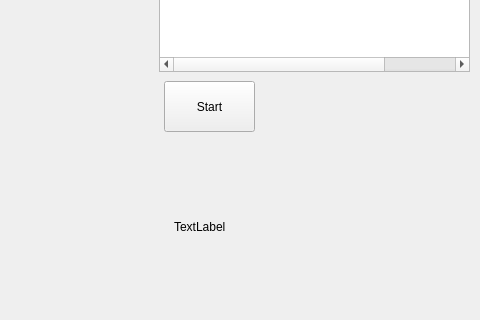
First picture: the form in mainwindow.ui, repository DengMinghua/TSP, before the edit; both pictures show x 546 to 1026 and y 339 to 659 of the 1026 by 659 pixel window.
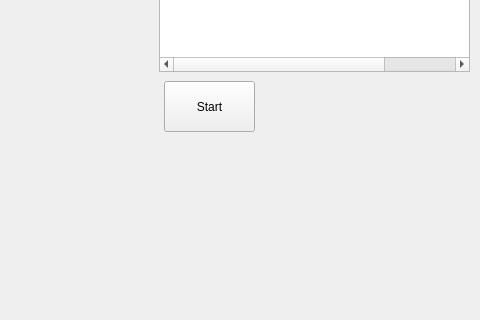
Second picture: the form after the edit.

```diff
--- a/mainwindow.ui
+++ b/mainwindow.ui
@@ -69,19 +69,6 @@
      <string>Start</string>
     </property>
    </widget>
-   <widget class="QLabel" name="label">
-    <property name="geometry">
-     <rect>
-      <x>720</x>
-      <y>490</y>
-      <width>281</width>
-      <height>151</height>
-     </rect>
-    </property>
-    <property name="text">
-     <string>TextLabel</string>
-    </property>
-   </widget>
   </widget>
  </widget>
  <layoutdefault spacing="6" margin="11"/>
```
